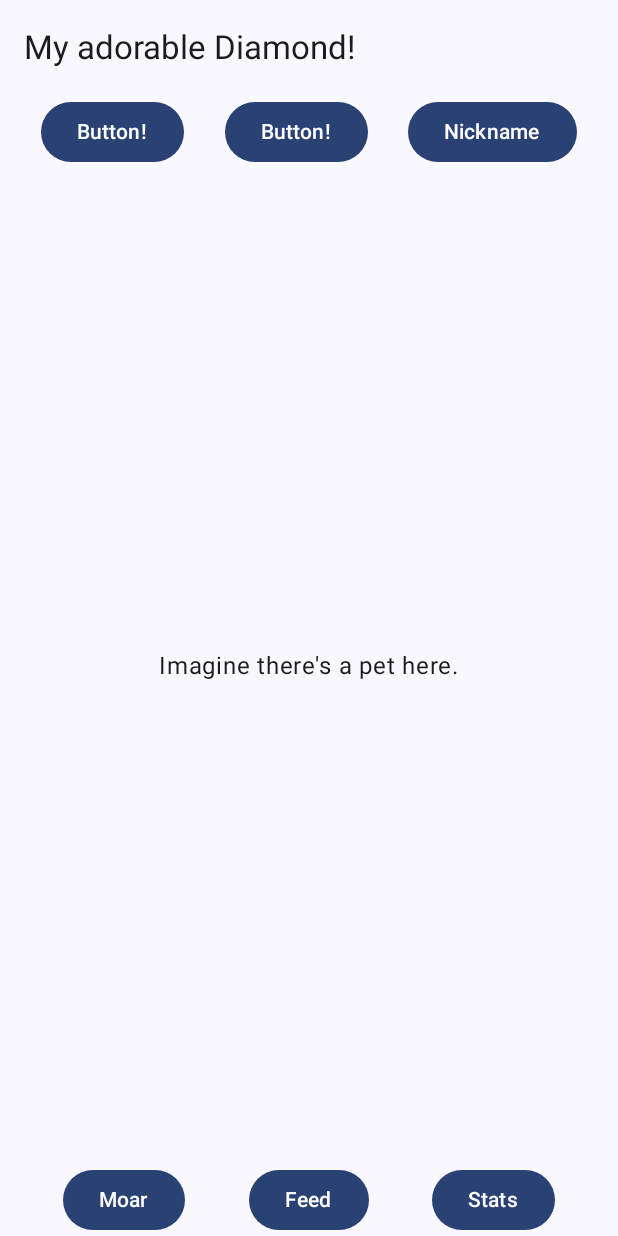
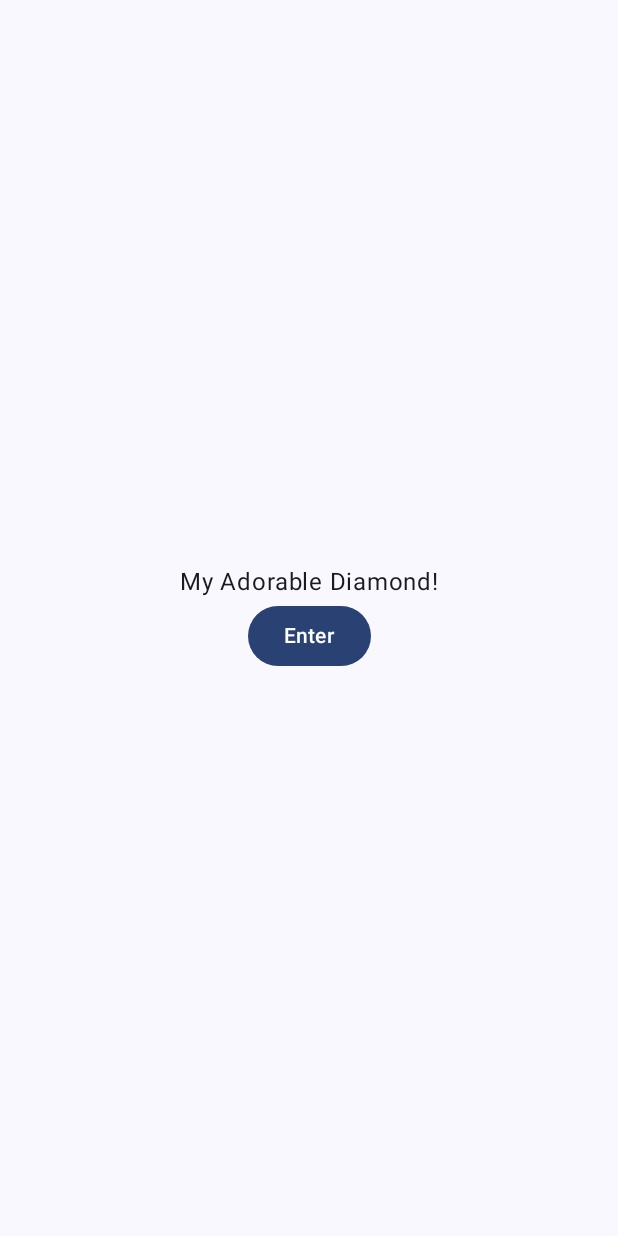
Before and after one commit to tmauritz/MAD-Group13, an Android app built with Jetpack Compose: the StartScreen screen opened through its navigation route, on a phone screen of 412 x 824 dp. Run offline under Robolectric (Android 15) with nearby library versions, the phone set to English and light mode, and no system bars.

Commit message:
Start of refactoring to MVVM, added extra start screen & first dummy image

```diff
--- a/app/src/main/java/com/example/mad_group13/MainActivity.kt
+++ b/app/src/main/java/com/example/mad_group13/MainActivity.kt
@@ -22,12 +22,9 @@ import androidx.compose.runtime.remember
 import androidx.compose.ui.Alignment
 import androidx.compose.ui.Modifier
 import androidx.compose.ui.tooling.preview.Preview
+import androidx.compose.ui.unit.dp
 import com.example.mad_group13.navigation.Navigation
 import com.example.mad_group13.ui.theme.MADGroup13Theme
-import com.example.mad_group13.logic.PetActions
-import com.example.mad_group13.presentation.NicknameDialog
-import androidx.compose.runtime.getValue
-import androidx.compose.runtime.setValue
 
 class MainActivity : ComponentActivity() {
     override fun onCreate(savedInstanceState: Bundle?) {
@@ -45,102 +42,25 @@ class MainActivity : ComponentActivity() {
 
 @OptIn(ExperimentalMaterial3Api::class)
 @Composable
-fun MainScreen(
-    onShowCurrentPetStats: () -> Unit,
+fun StartScreen(
+    onShowMainScreen: () -> Unit,
     modifier: Modifier = Modifier
 ) {
-
-    var showNicknameDialog by remember { mutableStateOf(false) }
-    var isFeeding by remember { mutableStateOf(false) }
-
-    Scaffold(
-        topBar = {
-            TopAppBar(
-                title = { Text("My adorable Diamond!") }
+    Column (
+        modifier = modifier
+            .padding(16.dp)
+            .fillMaxSize(),
+        verticalArrangement = Arrangement.Center,
+        horizontalAlignment = Alignment.CenterHorizontally
+    ) {
+        Text (
+            "My Adorable Diamond!"
+        )
+        Button(onClick = onShowMainScreen) {
+            Text (
+                "Enter"
             )
         }
-
-    ) { innerPadding ->
-        Box (
-            modifier = modifier
-                .padding(innerPadding)
-                .fillMaxSize(),
-        ){
-            Text(
-                "Imagine there's a pet here.",
-                modifier = modifier.align(Alignment.Center)
-            )
-            Column (
-                verticalArrangement = Arrangement.Center,
-                horizontalAlignment = Alignment.CenterHorizontally
-            ) {
-                Row (
-                    horizontalArrangement = Arrangement.SpaceEvenly,
-                    verticalAlignment = Alignment.CenterVertically,
-                    modifier = modifier.fillMaxWidth()
-                ){
-                    Button(
-                        onClick = { print("I hath been clicked") }
-                    ) {
-                        Text("Button!")
-                    }
-                    Button(
-                        onClick = { print("Shocking.") }
-                    ) {
-                        Text("Button!")
-                    }
-                    Button(
-                        onClick = {
-                            showNicknameDialog = true
-                        }
-                    ) {
-                        Text("Nickname")
-                    }
-                }
-
-                Row (
-                    horizontalArrangement = Arrangement.SpaceEvenly,
-                    verticalAlignment = Alignment.Bottom,
-                    modifier = modifier.fillMaxSize()
-                ){
-                    Button(
-                        onClick = { print("I hath been clicked") }
-                    ) {
-                        Text("Moar")
-                    }
-                    Button(
-                        onClick = {
-                            // TODO: later implement state-management
-                            PetActions.feedPet() }
-                    ) {
-                        Text("Feed")
-                    }
-                    Button(
-                        onClick = onShowCurrentPetStats
-                    ) {
-                        Text("Stats")
-                    }
-                }
-            }
-            if (showNicknameDialog) {
-                NicknameDialog(
-                    onDismiss = { showNicknameDialog = false },
-                    onConfirm = { newName ->
-                        PetActions.changePetNickname(newName)
-                        showNicknameDialog = false
-                    }
-                )
-            }
-            if (isFeeding) {
-                LaunchedEffect(Unit) {
-                    // TODO: changing it later with the animation or real logic
-                    kotlinx.coroutines.delay(2000)
-                    isFeeding = false
-                }
-            }
-        }
-
-
     }
 
 }
@@ -148,7 +68,5 @@ fun MainScreen(
 @Preview(name = "MainScreenPreview")
 @Composable
 fun MainScreenPreview(){
-    MainScreen(
-        onShowCurrentPetStats = {}
-    )
+    StartScreen(onShowMainScreen = {})
 }
--- a/app/src/main/java/com/example/mad_group13/navigation/Navigation.kt
+++ b/app/src/main/java/com/example/mad_group13/navigation/Navigation.kt
@@ -5,9 +5,11 @@ import androidx.compose.ui.Modifier
 import androidx.navigation.compose.NavHost
 import androidx.navigation.compose.composable
 import androidx.navigation.compose.rememberNavController
+import com.example.mad_group13.StartScreen
 
-import com.example.mad_group13.MainScreen
-import com.example.mad_group13.presentation.CurrentPetStats
+
+import com.example.mad_group13.presentation.CurrentStatScreen
+import com.example.mad_group13.presentation.MainScreen
 
 @Composable
 fun Navigation(modifier: Modifier = Modifier) {
@@ -15,8 +17,14 @@ fun Navigation(modifier: Modifier = Modifier) {
 
     NavHost(
         navController = navController,
-        startDestination = Screen.MainScreen.route
+        startDestination = Screen.MainScreen.route // !!change to StartScreen later!!
     ) {
+        composable(route = Screen.StartScreen.route) {
+            StartScreen(
+                onShowMainScreen = { navController.navigate(Screen.MainScreen.route)},
+                modifier = modifier
+            )
+        }
         composable(route = Screen.MainScreen.route) {
             MainScreen(
                 onShowCurrentPetStats = { navController.navigate(Screen.ActivePetStats.route)},
@@ -24,7 +32,7 @@ fun Navigation(modifier: Modifier = Modifier) {
             )
         }
         composable(route = Screen.ActivePetStats.route){
-            CurrentPetStats(
+            CurrentStatScreen(
                 onBackToMain = {navController.navigate(Screen.MainScreen.route)},
                 modifier = modifier)
         }
--- a/app/src/main/java/com/example/mad_group13/navigation/Screen.kt
+++ b/app/src/main/java/com/example/mad_group13/navigation/Screen.kt
@@ -1,6 +1,7 @@
 package com.example.mad_group13.navigation
 
 sealed class Screen (val route: String) {
-    object MainScreen: Screen("home")
+    object StartScreen: Screen("home")
+    object MainScreen: Screen("main")
     object ActivePetStats: Screen("active_pet_stats")
 }
--- a/app/src/main/java/com/example/mad_group13/presentation/CurrentPetStats.kt
+++ b/app/src/main/java/com/example/mad_group13/presentation/CurrentStatScreen.kt
@@ -24,7 +24,7 @@ import androidx.compose.ui.unit.dp
 
 @OptIn(ExperimentalMaterial3Api::class)
 @Composable
-fun CurrentPetStats(onBackToMain: ()-> Unit, modifier: Modifier = Modifier){
+fun CurrentStatScreen(onBackToMain: ()-> Unit, modifier: Modifier = Modifier){
 
     val placeholders = listOf(
         "Health" to 0.9f,
@@ -86,7 +86,7 @@ fun StatDisplay(statName: String, statValue: Float, modifier: Modifier = Modifie
 @Preview(name = "ActivePetStatsPreview")
 @Composable
 fun ActivePetStatsPreview(){
-        CurrentPetStats(
+        CurrentStatScreen(
             onBackToMain = { },
             modifier = Modifier
         )
--- /dev/null
+++ b/app/src/main/java/com/example/mad_group13/presentation/MainScreen.kt
@@ -0,0 +1,129 @@
+package com.example.mad_group13.presentation
+
+import androidx.compose.foundation.Image
+import androidx.compose.foundation.layout.Arrangement
+import androidx.compose.foundation.layout.Box
+import androidx.compose.foundation.layout.Column
+import androidx.compose.foundation.layout.Row
+import androidx.compose.foundation.layout.fillMaxSize
+import androidx.compose.foundation.layout.fillMaxWidth
+import androidx.compose.foundation.layout.padding
+import androidx.compose.material3.Button
+import androidx.compose.material3.ExperimentalMaterial3Api
+import androidx.compose.material3.Scaffold
+import androidx.compose.material3.Text
+import androidx.compose.material3.TopAppBar
+import androidx.compose.runtime.Composable
+import androidx.compose.runtime.LaunchedEffect
+import androidx.compose.runtime.getValue
+import androidx.compose.runtime.mutableStateOf
+import androidx.compose.runtime.remember
+import androidx.compose.runtime.setValue
+import androidx.compose.ui.Alignment
+import androidx.compose.ui.Modifier
+import androidx.compose.ui.res.painterResource
+import com.example.mad_group13.R
+import com.example.mad_group13.logic.PetActions
+
+@OptIn(ExperimentalMaterial3Api::class)
+@Composable
+fun MainScreen(
+    onShowCurrentPetStats: () -> Unit,
+    modifier: Modifier = Modifier
+) {
+
+    var showNicknameDialog by remember { mutableStateOf(false) }
+    var isFeeding by remember { mutableStateOf(false) }
+
+    Scaffold(
+        topBar = {
+            TopAppBar(
+                title = { Text("My adorable Diamond!") }
+            )
+        }
+
+    ) { innerPadding ->
+        Box (
+            modifier = modifier
+                .padding(innerPadding)
+                .fillMaxSize(),
+        ){
+            Image(
+                painter = painterResource(id = R.drawable.dia_1_purple),
+                contentDescription = "A pretty diamond!",
+                modifier = modifier.align(Alignment.Center)
+            )
+            Column (
+                verticalArrangement = Arrangement.Center,
+                horizontalAlignment = Alignment.CenterHorizontally
+            ) {
+                Row (
+                    horizontalArrangement = Arrangement.SpaceEvenly,
+                    verticalAlignment = Alignment.CenterVertically,
+                    modifier = modifier.fillMaxWidth()
+                ){
+                    Button(
+                        onClick = { print("I hath been clicked") }
+                    ) {
+                        Text("Button!")
+                    }
+                    Button(
+                        onClick = { print("Shocking.") }
+                    ) {
+                        Text("Button!")
+                    }
+                    Button(
+                        onClick = {
+                            showNicknameDialog = true
+                        }
+                    ) {
+                        Text("Nickname")
+                    }
+                }
+
+                Row (
+                    horizontalArrangement = Arrangement.SpaceEvenly,
+                    verticalAlignment = Alignment.Bottom,
+                    modifier = modifier.fillMaxSize()
+                ){
+                    Button(
+                        onClick = { print("I hath been clicked") }
+                    ) {
+                        Text("Moar")
+                    }
+                    Button(
+                        onClick = {
+                            // TODO: later implement state-management
+                            PetActions.feedPet() }
+                    ) {
+                        Text("Feed")
+                    }
+                    Button(
+                        onClick = onShowCurrentPetStats
+                    ) {
+                        Text("Stats")
+                    }
+                }
+            }
+            if (showNicknameDialog) {
+                NicknameDialog(
+                    onDismiss = { showNicknameDialog = false },
+                    onConfirm = { newName ->
+                        PetActions.changePetNickname(newName)
+                        showNicknameDialog = false
+                    }
+                )
+            }
+            if (isFeeding) {
+                LaunchedEffect(Unit) {
+                    // TODO: changing it later with the animation or real logic
+                    kotlinx.coroutines.delay(2000)
+                    isFeeding = false
+                }
+            }
+        }
+
+
+    }
+
+}
```
Also changed, not shown: app/src/main/java/com/example/mad_group13/presentation/viewModel/PetState.kt (added, +16 -0 lines), app/src/main/java/com/example/mad_group13/presentation/viewModel/PetStateViewModel.kt (added, +22 -0 lines), app/src/main/res/drawable/dia_1_purple.png (added).
